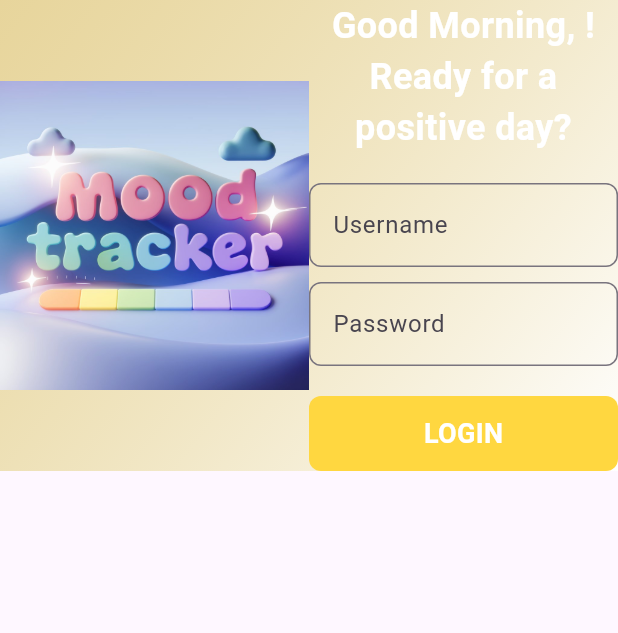
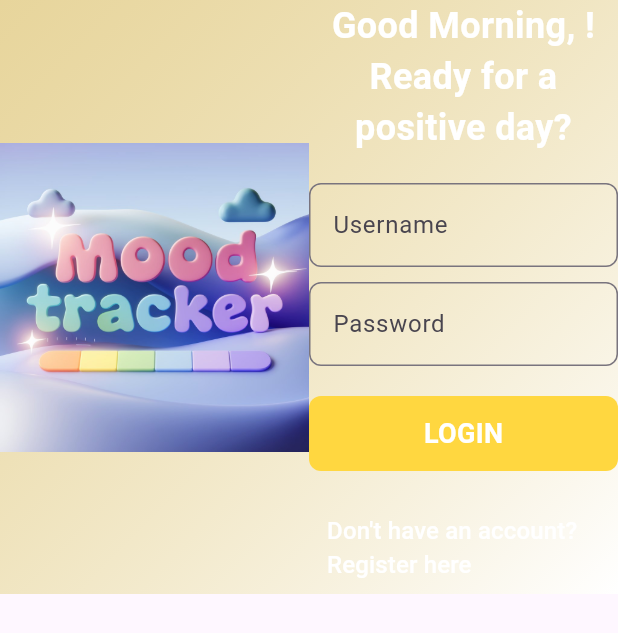
Before and after one commit to harshithaa-raj/mood, a Flutter app: the screen it shows after launch, on a phone screen of 412 x 824 dp. Shown: the top 633 px of the screen. Run offline on Flutter 3.47's test engine with Material 3 defaults, Android fonts, the phone set to English and light mode, and no system bars; our stand-ins replace fl_chart, flutter_local_notifications, shared_preferences, table_calendar.

Commit message:
initial commit

```diff
--- a/lib/main.dart
+++ b/lib/main.dart
@@ -4,22 +4,21 @@ import 'package:flutter_mood/pages/home_page.dart';
 import 'package:flutter_mood/pages/login_page.dart';
 import 'package:flutter_mood/pages/mood_history.dart';
 import 'package:flutter_mood/pages/note_page.dart';
+import 'package:flutter_mood/pages/registration_page.dart';  // Import RegistrationPage
 import 'package:flutter_mood/pages/setting_page.dart';
 import 'package:flutter_mood/utils/routes.dart';
 import 'package:flutter_local_notifications/flutter_local_notifications.dart';
+
 void main() {
-
   runApp(MoodTracker());
 }
 
 class MoodTracker extends StatefulWidget {
-
   @override
   _MoodTrackerState createState() => _MoodTrackerState();
 }
 
 class _MoodTrackerState extends State<MoodTracker> {
-
   bool _isDarkMode = false;
   bool _isLoggedIn = true;
   Map<String, List<Map<String, String>>> moodHistory = {};
@@ -33,14 +32,10 @@ class _MoodTrackerState extends State<MoodTracker> {
   }
 
   void _initializeNotifications() async {
-    const AndroidInitializationSettings initializationSettingsAndroid =
-        AndroidInitializationSettings('app_icon');
-    final InitializationSettings initializationSettings = InitializationSettings(
-      android: initializationSettingsAndroid,
-    );
+    const AndroidInitializationSettings initializationSettingsAndroid = AndroidInitializationSettings('app_icon');
+    final InitializationSettings initializationSettings = InitializationSettings(android: initializationSettingsAndroid);
     await flutterLocalNotificationsPlugin.initialize(initializationSettings);
   }
-
 
   void _toggleTheme(bool isDarkMode) {
     setState(() {
@@ -62,32 +57,26 @@ class _MoodTrackerState extends State<MoodTracker> {
 
   @override
   Widget build(BuildContext context) {
-     return MaterialApp(
+    return MaterialApp(
       themeMode: _isDarkMode ? ThemeMode.dark : ThemeMode.light,
-      theme:ThemeData(
-        primarySwatch:Colors.deepPurple,
-       ),
-      darkTheme:ThemeData(
-        brightness:Brightness.dark,
+      theme: ThemeData(
+        primarySwatch: Colors.deepPurple,
+      ),
+      darkTheme: ThemeData(
+        brightness: Brightness.dark,
       ),
       debugShowCheckedModeBanner: false,
-
       initialRoute: MyRoutes.loginRoute,
       routes: {
-        "/":(context)=>LoginPage(),
-        MyRoutes.homeRoute:(context)=> Homepage(),
-        MyRoutes.loginRoute:(context)=>LoginPage(),
-        MyRoutes.NotesPage:(context)=>NotesPage(),
-        MyRoutes.moodhistoryroute:(context)=> MoodHistoryPage(moodHistory: moodHistory),
-        MyRoutes.SettingsPage:(context)=>SettingsPage(
-          onThemeChanged: _toggleTheme,
-          isDarkMode: _isDarkMode,
-
-
-        ),
-        MyRoutes.EditProfilePage:(context)=>EditProfilePage(),
-        },
-      );
-
+        "/": (context) => LoginPage(),
+        MyRoutes.homeRoute: (context) => Homepage(),
+        MyRoutes.loginRoute: (context) => LoginPage(),
+        MyRoutes.registrationPage: (context) => RegistrationPage(), // Register the route for RegistrationPage
+        MyRoutes.NotesPage: (context) => NotesPage(),
+        MyRoutes.moodhistoryroute: (context) => MoodHistoryPage(moodHistory: moodHistory),
+        MyRoutes.SettingsPage: (context) => SettingsPage(onThemeChanged: _toggleTheme, isDarkMode: _isDarkMode),
+        MyRoutes.EditProfilePage: (context) => EditProfilePage(),
+      },
+    );
   }
 }
--- a/lib/pages/login_page.dart
+++ b/lib/pages/login_page.dart
@@ -1,5 +1,6 @@
 import 'package:flutter/material.dart';
 import 'package:flutter_mood/utils/routes.dart';
+import 'package:flutter_mood/pages/registration_page.dart'; // Import RegistrationPage
 
 class LoginPage extends StatefulWidget {
   @override
@@ -11,7 +12,6 @@ class _LoginPageState extends State<LoginPage> {
   bool changeButton = false;
   final _formKey = GlobalKey<FormState>();
 
-
   String getGreeting() {
     final hour = DateTime.now().hour;
     if (hour < 12) {
@@ -22,7 +22,6 @@ class _LoginPageState extends State<LoginPage> {
       return "Good Evening, $name! Wind down and relax!";
     }
   }
-
 
   Color getBackgroundColor() {
     final hour = DateTime.now().hour;
@@ -100,6 +99,22 @@ class _LoginPageState extends State<LoginPage> {
                               _buildPasswordField(),
                               SizedBox(height: 20),
                               _buildLoginButton(),
+                              SizedBox(height: 20),
+                              TextButton(
+                                onPressed: () {
+                                  Navigator.push(
+                                    context,
+                                    MaterialPageRoute(builder: (context) => RegistrationPage()), // Navigate to RegistrationPage
+                                  );
+                                },
+                                child: Text(
+                                  "Don't have an account? Register here",
+                                  style: TextStyle(
+                                    color: Colors.white,
+                                    fontSize: 16,
+                                  ),
+                                ),
+                              ),
                             ],
                           ),
                         ),
--- a/lib/utils/routes.dart
+++ b/lib/utils/routes.dart
@@ -1,12 +1,12 @@
 
 
-class MyRoutes{
-  static String loginRoute="/LOGIN";
-  static String homeRoute="/home";
-  static String moodhistoryroute="/moodhistory";
-  static String NotesPage="/notepage";
-  static String DrawerPage="/drawerpage";
-  static String SettingsPage="/Settingspage";
-  static String EditProfilePage="/EditProfilePage";
-
+class MyRoutes {
+  static String loginRoute = "/LOGIN";
+  static String homeRoute = "/home";
+  static String moodhistoryroute = "/moodhistory";
+  static String NotesPage = "/notepage";
+  static String DrawerPage = "/drawerpage";
+  static String SettingsPage = "/Settingspage";
+  static String EditProfilePage = "/EditProfilePage";
+  static String registrationPage = "/registration"; // Add this line
 }
```
Also changed, not shown: h19.txt (added, +45 -0 lines), lib/pages/registration_page.dart (added, +96 -0 lines), lib/screens/telugu_songs_screen.dart (added, +29 -0 lines), lib/data/mood_content.dart (added), lib/pages/Home_Page.dart (line endings or trailing spaces), lib/pages/quotes_page.dart (added), lib/screens/games_screen.dart (added), lib/screens/jokes_screen.dart (added), lib/screens/mood_options.dart (added), lib/screens/mood_selection.dart (added), lib/screens/quotes_screen.dart (added), 1 other file.
